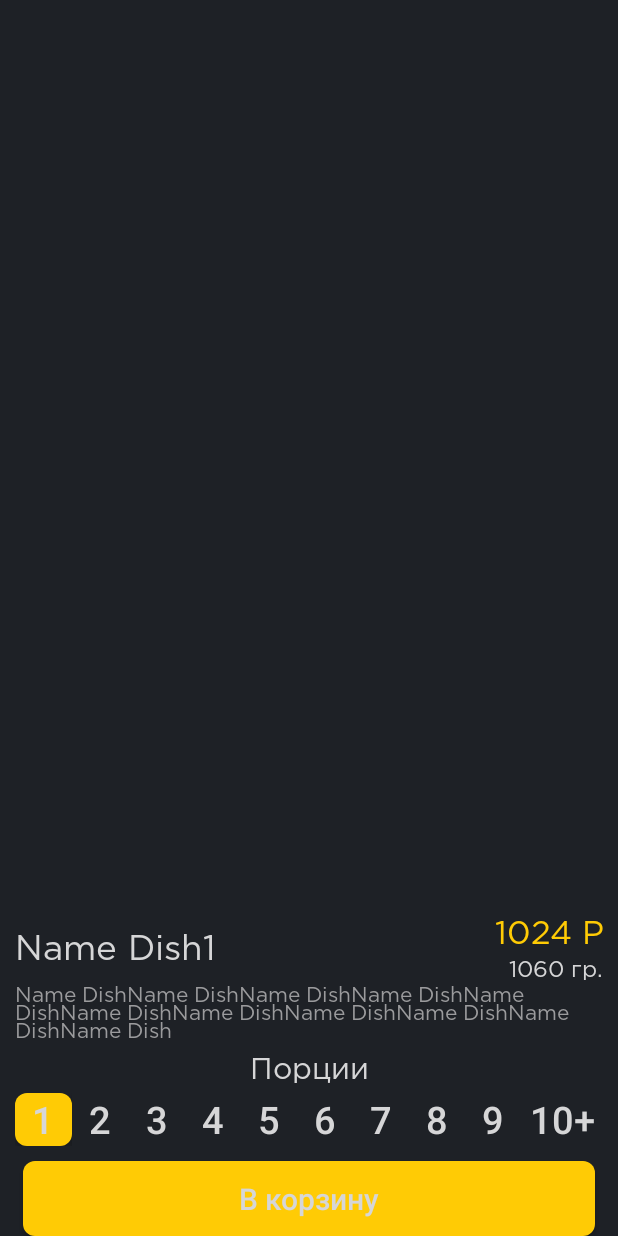
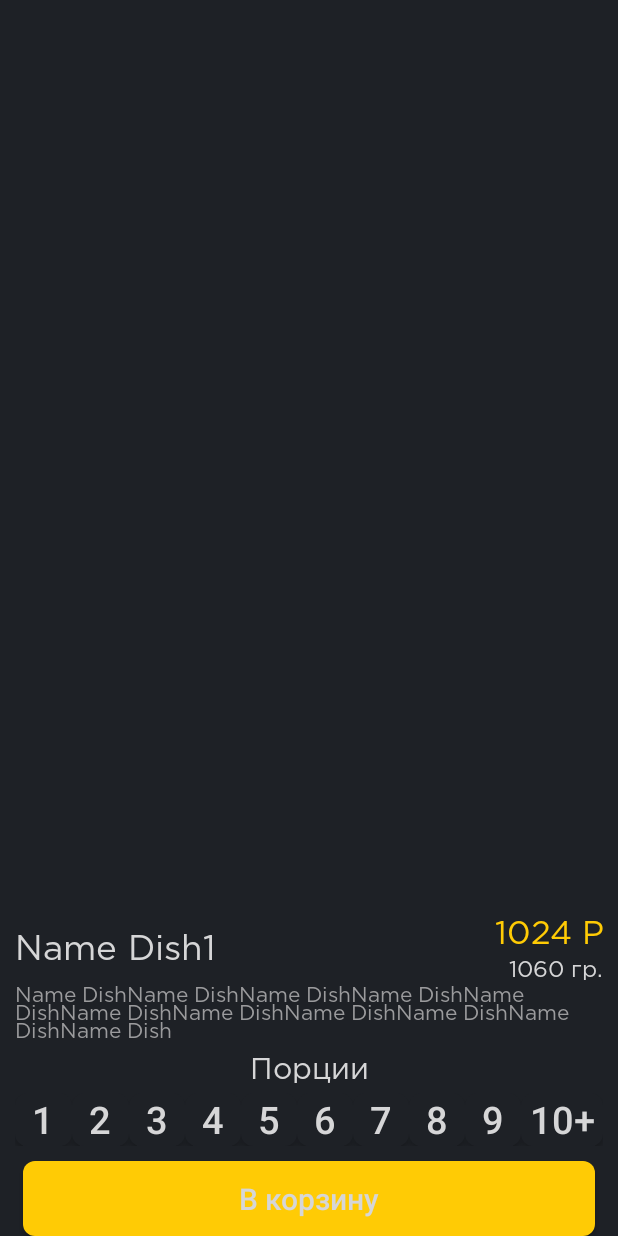
Before and after one commit to leshij-2005/DostavkaMIX, an Android app: the layout dish_descript_fragment.xml on its own in the app's theme, with its tools: preview values and no code run, on a phone screen of 412 x 824 dp. Run offline under Robolectric (Android 15) with nearby library versions, the light colour scheme and no system bars.

Commit message:
add animation select countbutton add test dialog in bag

```diff
--- /dev/null
+++ b/app/src/main/res/drawable/transition_button.xml
@@ -0,0 +1,5 @@
+<?xml version="1.0" encoding="utf-8"?>
+<transition xmlns:android="http://schemas.android.com/apk/res/android">
+    <item android:drawable="@drawable/rounded_button_off_select"/>
+    <item android:drawable="@drawable/rounded_button_on_select"/>
+</transition>
--- a/app/src/main/res/layout/dish_descript_fragment.xml
+++ b/app/src/main/res/layout/dish_descript_fragment.xml
@@ -92,7 +92,7 @@
             android:layout_weight="1"
             android:id="@+id/count_button1"
 
-            android:background="@drawable/rounded_button_on_select"
+            android:background="@drawable/transition_button"
             android:text="1"
             android:textSize="@dimen/button_count_text_size"
             android:textColor="@color/md_white_1000"/>
@@ -102,7 +102,7 @@
             android:layout_weight="1"
             android:id="@+id/count_button2"
 
-            android:background="@color/slide_background_color"
+            android:background="@drawable/transition_button"
             android:text="2"
             android:textSize="@dimen/button_count_text_size"
             android:textColor="@color/md_white_1000"/>
@@ -113,7 +113,7 @@
             android:id="@+id/count_button3"
 
             android:textSize="@dimen/button_count_text_size"
-            android:background="@color/slide_background_color"
+            android:background="@drawable/transition_button"
             android:text="3"
             android:textColor="@color/md_white_1000"/>
         <Button
@@ -123,7 +123,7 @@
             android:id="@+id/count_button4"
 
             android:textSize="@dimen/button_count_text_size"
-            android:background="@color/slide_background_color"
+            android:background="@drawable/transition_button"
             android:text="4"
             android:textColor="@color/md_white_1000"/>
         <Button
@@ -133,7 +133,7 @@
             android:id="@+id/count_button5"
 
             android:textSize="@dimen/button_count_text_size"
-            android:background="@color/slide_background_color"
+            android:background="@drawable/transition_button"
             android:text="5"
             android:textColor="@color/md_white_1000"/>
         <Button
@@ -143,7 +143,7 @@
             android:id="@+id/count_button6"
 
             android:textSize="@dimen/button_count_text_size"
-            android:background="@color/slide_background_color"
+            android:background="@drawable/transition_button"
             android:text="6"
             android:textColor="@color/md_white_1000"/>
         <Button
@@ -153,7 +153,7 @@
             android:id="@+id/count_button7"
 
             android:textSize="@dimen/button_count_text_size"
-            android:background="@color/slide_background_color"
+            android:background="@drawable/transition_button"
             android:text="7"
             android:textColor="@color/md_white_1000"/>
         <Button
@@ -163,7 +163,7 @@
             android:id="@+id/count_button8"
 
             android:textSize="@dimen/button_count_text_size"
-            android:background="@color/slide_background_color"
+            android:background="@drawable/transition_button"
             android:text="8"
             android:textColor="@color/md_white_1000"/>
         <Button
@@ -173,7 +173,7 @@
             android:id="@+id/count_button9"
 
             android:textSize="@dimen/button_count_text_size"
-            android:background="@color/slide_background_color"
+            android:background="@drawable/transition_button"
             android:text="9"
             android:textColor="@color/md_white_1000"/>
         <Button
@@ -183,11 +183,12 @@
             android:id="@+id/count_button10"
 
             android:textSize="@dimen/button_count_text_size"
-            android:background="@color/slide_background_color"
+            android:background="@drawable/transition_button"
             android:text="10+"
             android:textColor="@color/md_white_1000"/>
     </LinearLayout>
     <Button
+        android:id="@+id/inBag"
         android:layout_width="match_parent"
         android:layout_height="50sp"
         android:layout_marginTop="10sp"
```
Also changed, not shown: app/src/main/java/ru/dostavkamix/denis/dostavkamix/AppController.java (+35 -0 lines), app/src/main/java/ru/dostavkamix/denis/dostavkamix/BoxAdapter.java (+10 -0 lines), app/src/main/java/ru/dostavkamix/denis/dostavkamix/Fragments/descriptionFragment.java (+56 -7 lines), app/src/main/java/ru/dostavkamix/denis/dostavkamix/InOrderDialog.java (added, +30 -0 lines), app/src/main/java/ru/dostavkamix/denis/dostavkamix/MainActivity.java (+15 -6 lines), app/src/main/res/anim/disappear_view.xml (added, +7 -0 lines), app/src/main/res/anim/emerging_view.xml (added, +7 -0 lines), app/src/main/res/drawable/background_dialog.xml (added, +9 -0 lines), app/src/main/res/layout/inorder_dialog.xml (added, +16 -0 lines).
